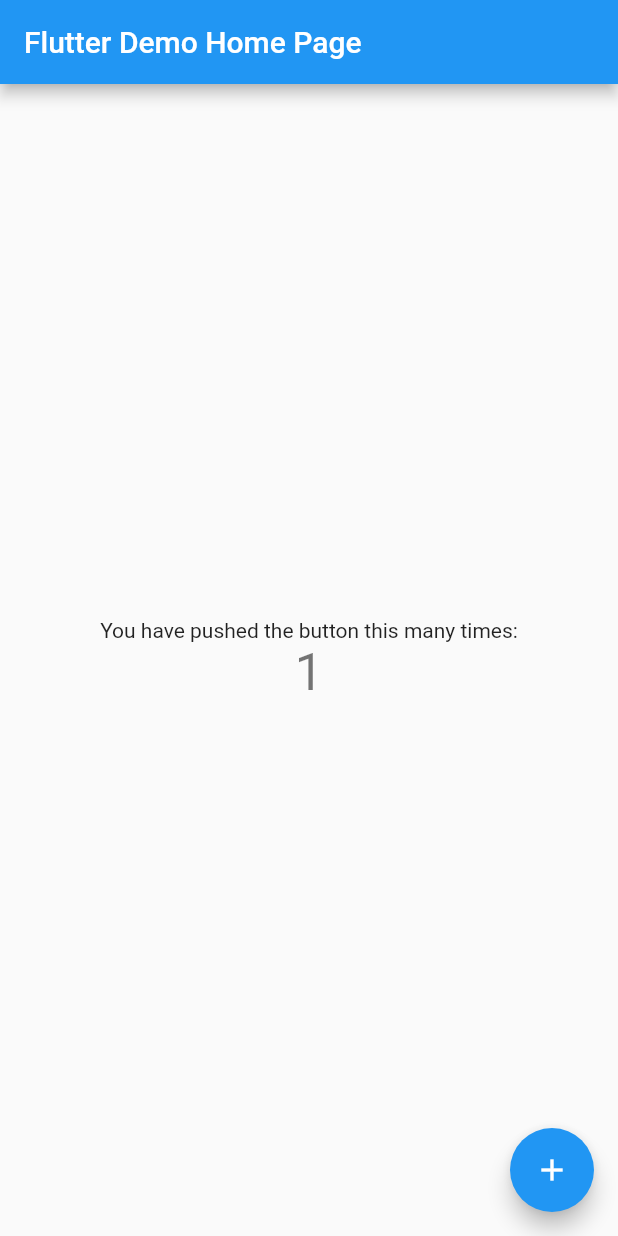
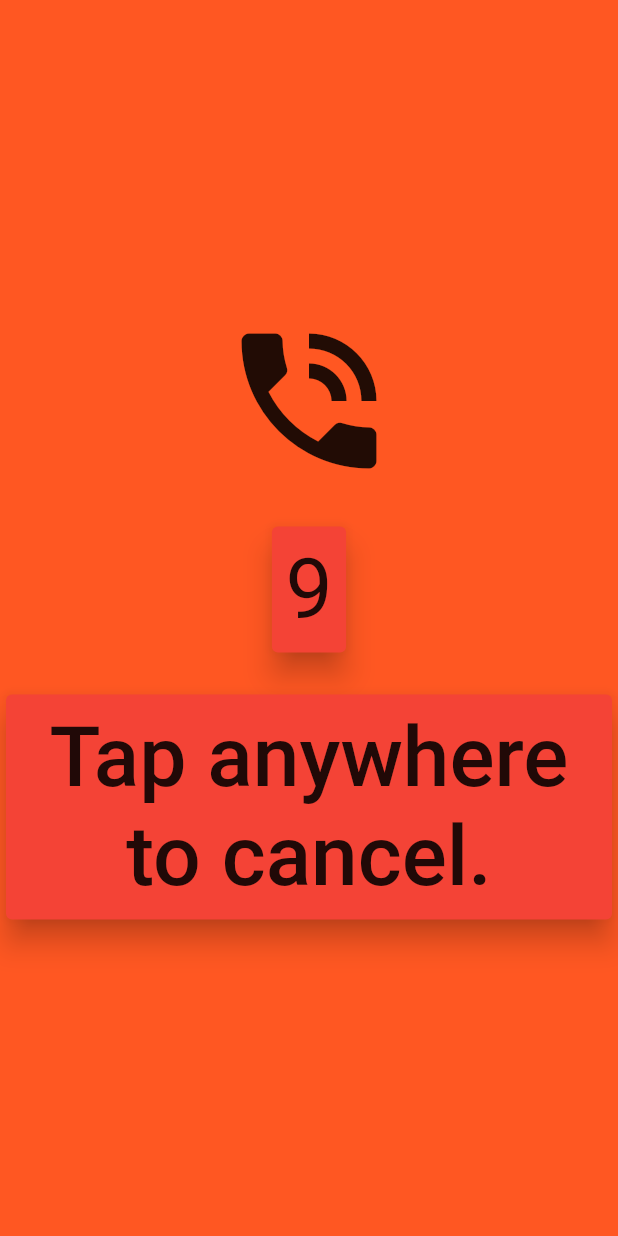
Before and after one commit to TeamDoubleHelix/OPA, a Flutter app: the screen it shows after launch, after a tap on the "add" icon, on a phone screen of 412 x 824 dp. Run offline on Flutter 3.47's test engine with Material 2 defaults, Android fonts, the phone set to English and light mode, and no system bars.

Commit message:
done sos screen

```diff
--- a/lib/main.dart
+++ b/lib/main.dart
@@ -1,23 +1,14 @@
 import 'package:flutter/material.dart';
+import 'package:opa/sosPage.dart';
 
 void main() => runApp(MyApp());
 
 class MyApp extends StatelessWidget {
-  // This widget is the root of your application.
   @override
   Widget build(BuildContext context) {
     return MaterialApp(
       title: 'Flutter Demo',
       theme: ThemeData(
-        // This is the theme of your application.
-        //
-        // Try running your application with "flutter run". You'll see the
-        // application has a blue toolbar. Then, without quitting the app, try
-        // changing the primarySwatch below to Colors.green and then invoke
-        // "hot reload" (press "r" in the console where you ran "flutter run",
-        // or simply save your changes to "hot reload" in a Flutter IDE).
-        // Notice that the counter didn't reset back to zero; the application
-        // is not restarted.
         primarySwatch: Colors.blue,
       ),
       home: MyHomePage(title: 'Flutter Demo Home Page'),
@@ -27,15 +18,6 @@
 
 class MyHomePage extends StatefulWidget {
   MyHomePage({Key key, this.title}) : super(key: key);
-
-  // This widget is the home page of your application. It is stateful, meaning
-  // that it has a State object (defined below) that contains fields that affect
-  // how it looks.
-
-  // This class is the configuration for the state. It holds the values (in this
-  // case the title) provided by the parent (in this case the App widget) and
-  // used by the build method of the State. Fields in a Widget subclass are
-  // always marked "final".
 
   final String title;
 
@@ -47,48 +29,20 @@
   int _counter = 0;
 
   void _incrementCounter() {
-    setState(() {
-      // This call to setState tells the Flutter framework that something has
-      // changed in this State, which causes it to rerun the build method below
-      // so that the display can reflect the updated values. If we changed
-      // _counter without calling setState(), then the build method would not be
-      // called again, and so nothing would appear to happen.
-      _counter++;
-    });
+    Navigator.push(
+      context,
+      MaterialPageRoute(builder: (context) => SOSPage()),
+    );
   }
 
   @override
   Widget build(BuildContext context) {
-    // This method is rerun every time setState is called, for instance as done
-    // by the _incrementCounter method above.
-    //
-    // The Flutter framework has been optimized to make rerunning build methods
-    // fast, so that you can just rebuild anything that needs updating rather
-    // than having to individually change instances of widgets.
     return Scaffold(
       appBar: AppBar(
-        // Here we take the value from the MyHomePage object that was created by
-        // the App.build method, and use it to set our appbar title.
         title: Text(widget.title),
       ),
       body: Center(
-        // Center is a layout widget. It takes a single child and positions it
-        // in the middle of the parent.
         child: Column(
-          // Column is also layout widget. It takes a list of children and
-          // arranges them vertically. By default, it sizes itself to fit its
-          // children horizontally, and tries to be as tall as its parent.
-          //
-          // Invoke "debug painting" (press "p" in the console, choose the
-          // "Toggle Debug Paint" action from the Flutter Inspector in Android
-          // Studio, or the "Toggle Debug Paint" command in Visual Studio Code)
-          // to see the wireframe for each widget.
-          //
-          // Column has various properties to control how it sizes itself and
-          // how it positions its children. Here we use mainAxisAlignment to
-          // center the children vertically; the main axis here is the vertical
-          // axis because Columns are vertical (the cross axis would be
-          // horizontal).
           mainAxisAlignment: MainAxisAlignment.center,
           children: <Widget>[
             Text(
@@ -105,7 +59,7 @@
         onPressed: _incrementCounter,
         tooltip: 'Increment',
         child: Icon(Icons.add),
-      ), // This trailing comma makes auto-formatting nicer for build methods.
+      ),
     );
   }
 }
--- /dev/null
+++ b/lib/sosPage.dart
@@ -0,0 +1,101 @@
+import 'dart:async';
+
+import 'package:flutter/material.dart';
+
+class SOSPage extends StatefulWidget {
+  @override
+  _SOSPageState createState() => _SOSPageState();
+}
+
+class _SOSPageState extends State<SOSPage> {
+  var backColour = Colors.deepOrange, accentColour = Colors.red;
+
+  Timer _timer;
+  int _start = 10;
+
+  void startTimer() {
+    _timer = new Timer.periodic(
+        const Duration(seconds: 1),
+        (Timer timer) => setState(() {
+              if (_start < 1) {
+                timer.cancel();
+                showDialog(
+                  context: context,
+                  builder: (BuildContext context) {
+                    // return object of type Dialog
+                    return AlertDialog(
+                      title: new Text("Phoning Relative"),
+                      content: new Text("..."),
+                      actions: <Widget>[
+                        // usually buttons at the bottom of the dialog
+                        new FlatButton(
+                          child: new Text("Close"),
+                          onPressed: () {
+                            Navigator.of(context).pop();
+                          },
+                        ),
+                      ],
+                    );
+                  },
+                );
+              } else {
+                _start = _start - 1;
+              }
+            }));
+  }
+
+  @override
+  void initState() {
+    super.initState();
+    startTimer();
+  }
+
+  @override
+  void dispose() {
+    _timer.cancel();
+    super.dispose();
+  }
+
+  Widget build(BuildContext context) {
+    return new Scaffold(
+      body: Container(
+          color: backColour,
+          width: double.infinity,
+          child: Column(
+            crossAxisAlignment: CrossAxisAlignment.center,
+            mainAxisAlignment: MainAxisAlignment.center,
+            children: <Widget>[
+              Icon(
+                Icons.phone_in_talk,
+                size: 120,
+              ),
+              Container(
+                height: 20,
+              ),
+              textCard(Theme.of(context).textTheme.body1, 4, "$_start"),
+              Container(
+                height: 20,
+              ),
+              textCard(Theme.of(context).textTheme.body2, 4,
+                  "Tap anywhere to cancel."),
+            ],
+          )),
+    );
+  }
+
+  Card textCard(var style, double sf, var text) {
+    return new Card(
+      elevation: 8,
+      color: accentColour,
+      child: Padding(
+        padding: EdgeInsets.all(9),
+        child: Text(
+          text,
+          style: style,
+          textScaleFactor: sf,
+          textAlign: TextAlign.center,
+        ),
+      ),
+    );
+  }
+}
```
